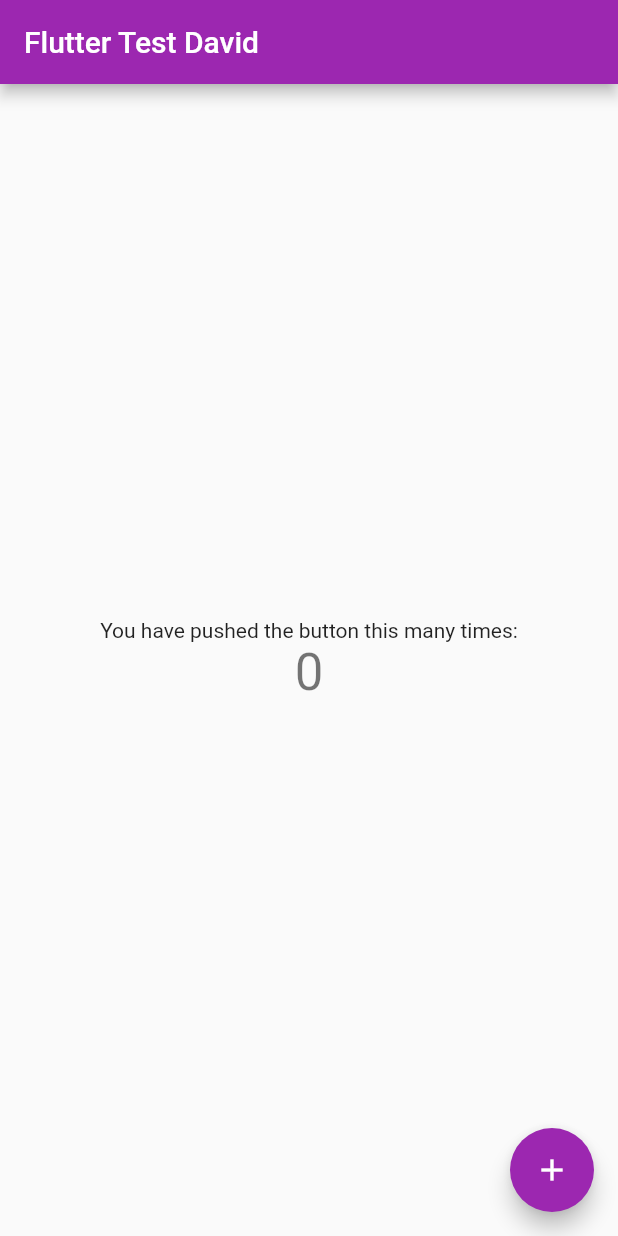
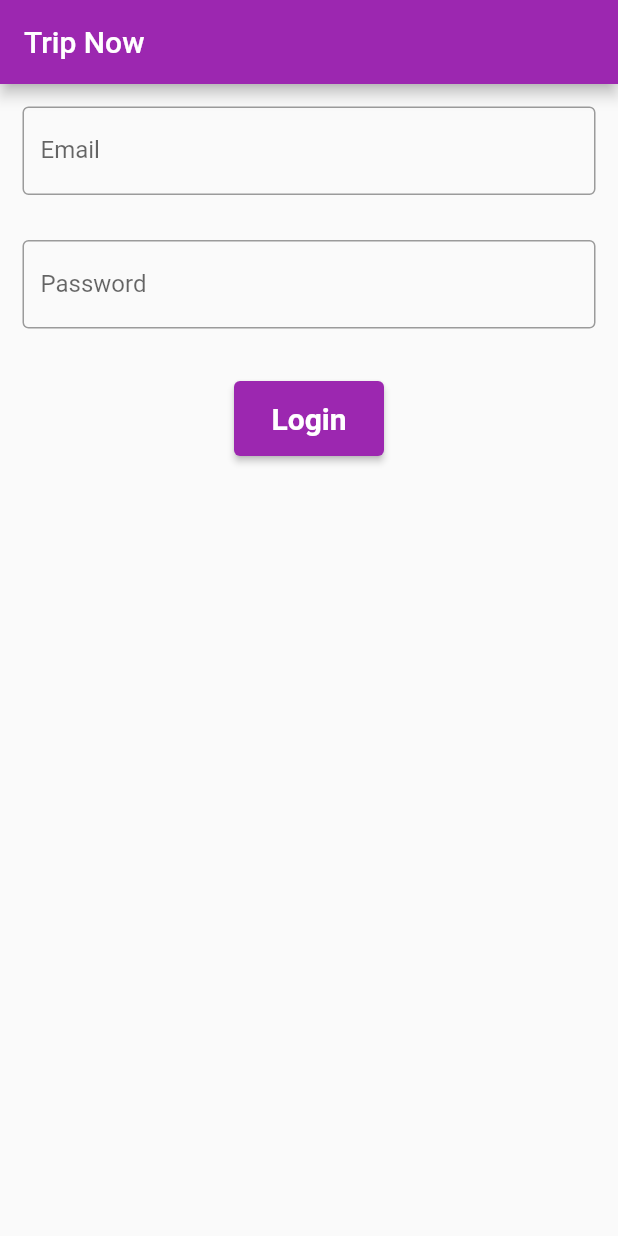
Before and after one commit to Lee-ZC/6002CEM_Group15, a Flutter app: the screen it shows after launch, on a phone screen of 412 x 824 dp. Run offline on Flutter 3.47's test engine with Material 2 defaults, Android fonts, the phone set to English and light mode, and no system bars.

Commit message:
login page text field and button.

```diff
--- /dev/null
+++ b/lib/login.dart
@@ -0,0 +1,64 @@
+import 'package:flutter/material.dart';
+
+class Login extends StatefulWidget {
+  const Login({Key? key}) : super(key: key);
+
+  @override
+  State<Login> createState() => _LoginState();
+}
+
+class _LoginState extends State<Login> {
+  @override
+  Widget build(BuildContext context) {
+    return Scaffold(
+        appBar: AppBar(
+          title: const Text('Trip Now'),
+        ),
+        body: SingleChildScrollView(
+          child: Column(
+            children: [
+              const Padding(
+                padding: EdgeInsets.all(15),
+                child: TextField(
+                  decoration: InputDecoration(
+                      border: OutlineInputBorder(),
+                      labelText: 'Email',
+                      hintText: 'Enter valid email.'),
+                ),
+              ),
+              const Padding(
+                padding: EdgeInsets.all(15),
+                child: TextField(
+                  obscureText: true,
+                  decoration: InputDecoration(
+                      border: OutlineInputBorder(),
+                      labelText: 'Password',
+                      hintText: 'Enter the password.'),
+                ),
+              ),
+              const SizedBox(
+                height: 20,
+              ),
+              SizedBox(
+                width: 100,
+                height: 50,
+                child: ElevatedButton(
+                  child: const Text(
+                    "Login",
+                    style: TextStyle(
+                      fontSize: 20,
+                      fontWeight: FontWeight.bold,
+                    ),
+                  ),
+                  onPressed: () {
+                    ScaffoldMessenger.of(context).showSnackBar(const SnackBar(
+                      content: Text('Login'),
+                    ));
+                  },
+                ),
+              ),
+            ],
+          ),
+        ));
+  }
+}
--- a/lib/main.dart
+++ b/lib/main.dart
@@ -1,4 +1,5 @@
 import 'package:flutter/material.dart';
+import 'package:trip_now/login.dart';
 
 void main() {
   runApp(const MyApp());
@@ -11,105 +12,11 @@
   @override
   Widget build(BuildContext context) {
     return MaterialApp(
-      title: 'Flutter Demo',
+      title: 'Trip Now',
       theme: ThemeData(
-        // This is the theme of your application.
-        //
-        // Try running your application with "flutter run". You'll see the
-        // application has a blue toolbar. Then, without quitting the app, try
-        // changing the primarySwatch below to Colors.green and then invoke
-        // "hot reload" (press "r" in the console where you ran "flutter run",
-        // or simply save your changes to "hot reload" in a Flutter IDE).
-        // Notice that the counter didn't reset back to zero; the application
-        // is not restarted.
         primarySwatch: Colors.purple,
       ),
-      home: const MyHomePage(title: 'Flutter Test David'),
+      home: const Login(),
     );
   }
 }
-
-class MyHomePage extends StatefulWidget {
-  const MyHomePage({Key? key, required this.title}) : super(key: key);
-
-  // This widget is the home page of your application. It is stateful, meaning
-  // that it has a State object (defined below) that contains fields that affect
-  // how it looks.
-
-  // This class is the configuration for the state. It holds the values (in this
-  // case the title) provided by the parent (in this case the App widget) and
-  // used by the build method of the State. Fields in a Widget subclass are
-  // always marked "final".
-
-  final String title;
-
-  @override
-  State<MyHomePage> createState() => _MyHomePageState();
-}
-
-class _MyHomePageState extends State<MyHomePage> {
-  int _counter = 0;
-
-  void _incrementCounter() {
-    setState(() {
-      // This call to setState tells the Flutter framework that something has
-      // changed in this State, which causes it to rerun the build method below
-      // so that the display can reflect the updated values. If we changed
-      // _counter without calling setState(), then the build method would not be
-      // called again, and so nothing would appear to happen.
-      _counter++;
-    });
-  }
-
-  @override
-  Widget build(BuildContext context) {
-    // This method is rerun every time setState is called, for instance as done
-    // by the _incrementCounter method above.
-    //
-    // The Flutter framework has been optimized to make rerunning build methods
-    // fast, so that you can just rebuild anything that needs updating rather
-    // than having to individually change instances of widgets.
-    return Scaffold(
-      appBar: AppBar(
-        // Here we take the value from the MyHomePage object that was created by
-        // the App.build method, and use it to set our appbar title.
-        title: Text(widget.title),
-      ),
-      body: Center(
-        // Center is a layout widget. It takes a single child and positions it
-        // in the middle of the parent.
-        child: Column(
-          // Column is also a layout widget. It takes a list of children and
-          // arranges them vertically. By default, it sizes itself to fit its
-          // children horizontally, and tries to be as tall as its parent.
-          //
-          // Invoke "debug painting" (press "p" in the console, choose the
-          // "Toggle Debug Paint" action from the Flutter Inspector in Android
-          // Studio, or the "Toggle Debug Paint" command in Visual Studio Code)
-          // to see the wireframe for each widget.
-          //
-          // Column has various properties to control how it sizes itself and
-          // how it positions its children. Here we use mainAxisAlignment to
-          // center the children vertically; the main axis here is the vertical
-          // axis because Columns are vertical (the cross axis would be
-          // horizontal).
-          mainAxisAlignment: MainAxisAlignment.center,
-          children: <Widget>[
-            const Text(
-              'You have pushed the button this many times:',
-            ),
-            Text(
-              '$_counter',
-              style: Theme.of(context).textTheme.headline4,
-            ),
-          ],
-        ),
-      ),
-      floatingActionButton: FloatingActionButton(
-        onPressed: _incrementCounter,
-        tooltip: 'Increment',
-        child: const Icon(Icons.add),
-      ), // This trailing comma makes auto-formatting nicer for build methods.
-    );
-  }
-}
--- a/pubspec.yaml
+++ b/pubspec.yaml
@@ -27,6 +27,8 @@
 # the latest version available on pub.dev. To see which dependencies have newer
 # versions available, run `flutter pub outdated`.
 dependencies:
+  animated_background: ^1.0.5
+  fluttertoast: ^8.2.1
   flutter:
     sdk: flutter
 
```
Also changed, not shown: pubspec.lock.
